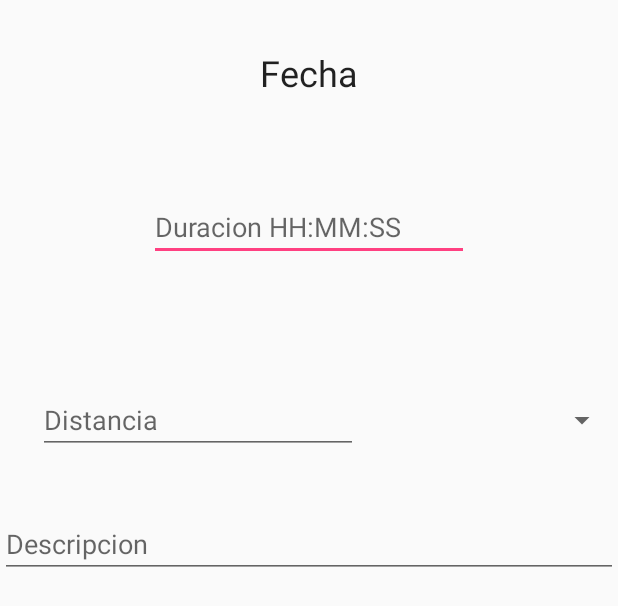
After one commit to emurillo28/ProyectoFinalV2, an Android app: the layout activity_aero_entry.xml on its own in the app's theme, with its tools: preview values and no code run, on a phone screen of 412 x 824 dp. The commit adds this screen. Shown: the top 606 px of the screen. Run offline under Robolectric (Android 15) with nearby library versions, the phone set to English and light mode, and no system bars.

Commit message:
Agregado de activity

```diff
--- a/app/src/main/java/com/example/ivan/proyectofinalv2/MainActivity.java
+++ b/app/src/main/java/com/example/ivan/proyectofinalv2/MainActivity.java
@@ -82,8 +82,8 @@ public class MainActivity extends AppCompatActivity
         int id = item.getItemId();
 
         if (id == R.id.nav_carrera) {
-            Intent ActivityRunning = new Intent(getApplicationContext(), ChooseRunningActivity.class);
-            startActivity(ActivityRunning);
+            Intent EnterActivity = new Intent(getApplicationContext(), EnterActivityData.class);
+            startActivity(EnterActivity);
         } else if (id == R.id.nav_ciclismo) {
 
         } else if (id == R.id.nav_natacion) {
--- /dev/null
+++ b/app/src/main/res/layout/activity_aero_entry.xml
@@ -0,0 +1,62 @@
+<?xml version="1.0" encoding="utf-8"?>
+<RelativeLayout xmlns:android="http://schemas.android.com/apk/res/android"
+    android:layout_width="match_parent" android:layout_height="match_parent">
+
+    <TextView
+        android:id="@+id/tv_fecha"
+        android:layout_width="wrap_content"
+        android:layout_height="wrap_content"
+        android:layout_marginTop="32dp"
+        android:text="Fecha"
+        android:textAppearance="@style/TextAppearance.AppCompat.Headline"
+        android:layout_alignParentTop="true"
+        android:layout_centerHorizontal="true" />
+
+    <EditText
+        android:id="@+id/editText"
+        android:layout_width="wrap_content"
+        android:layout_height="wrap_content"
+        android:layout_marginTop="64dp"
+        android:ems="10"
+        android:hint="Duracion HH:MM:SS"
+        android:inputType="time"
+        android:layout_below="@+id/tv_fecha"
+        android:layout_centerHorizontal="true" />
+
+    <EditText
+        android:id="@+id/edt_tiempo"
+        android:layout_width="wrap_content"
+        android:layout_height="wrap_content"
+        android:layout_alignEnd="@+id/tv_fecha"
+        android:layout_alignRight="@+id/tv_fecha"
+        android:layout_below="@+id/editText"
+        android:layout_marginTop="83dp"
+        android:ems="10"
+        android:hint="Distancia"
+        android:inputType="number" />
+
+    <Spinner
+        android:id="@+id/spinner"
+        android:layout_width="match_parent"
+        android:layout_height="wrap_content"
+        android:layout_alignBottom="@+id/edt_tiempo"
+        android:layout_toRightOf="@+id/edt_tiempo"
+        android:layout_toEndOf="@+id/edt_tiempo"
+        android:layout_alignTop="@+id/edt_tiempo" />
+
+    <EditText
+        android:id="@+id/edt_descripcion"
+        android:layout_width="wrap_content"
+        android:layout_height="wrap_content"
+        android:layout_alignParentEnd="true"
+        android:layout_alignParentLeft="true"
+        android:layout_alignParentRight="true"
+        android:layout_alignParentStart="true"
+        android:layout_below="@+id/edt_tiempo"
+        android:layout_marginTop="37dp"
+        android:ems="10"
+        android:hint="Descripcion"
+        android:inputType="textMultiLine" />
+
+
+</RelativeLayout>
```
Also changed, not shown: app/src/main/java/com/example/ivan/proyectofinalv2/EnterActivityData.java (+50 -2 lines).
